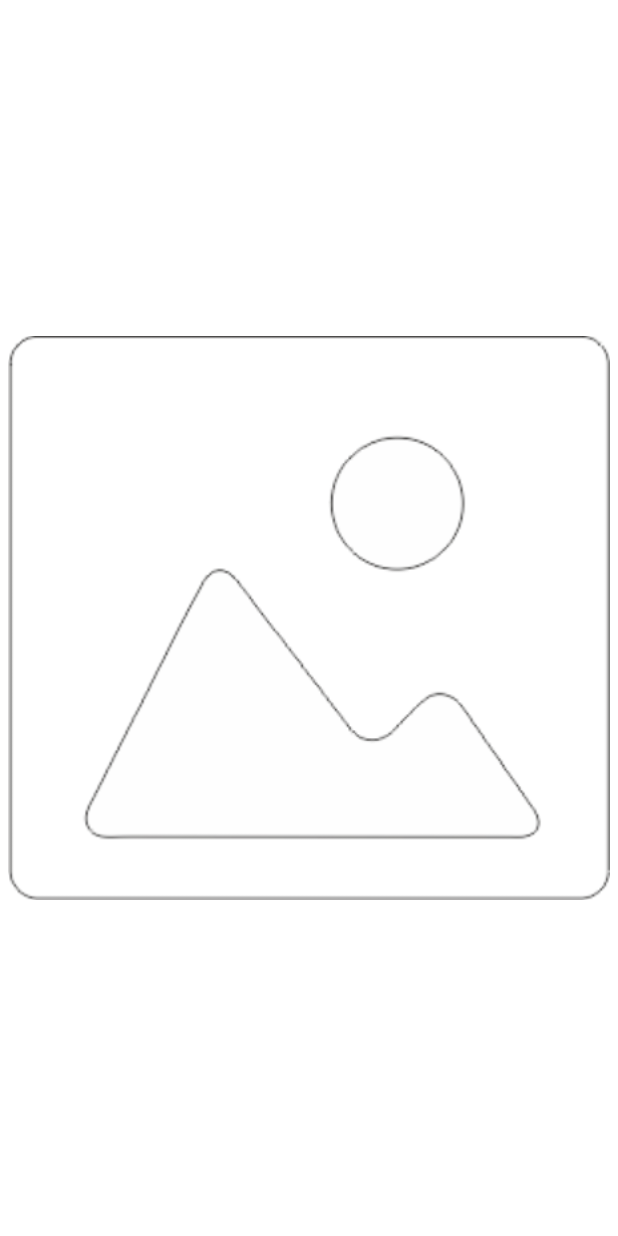
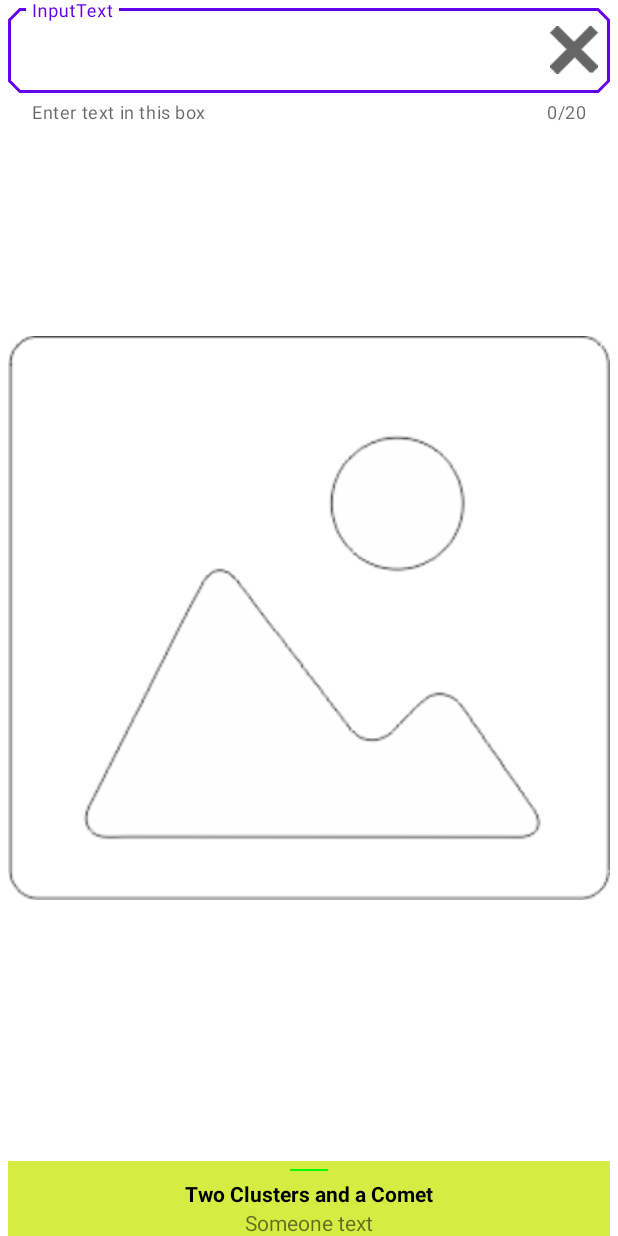
Before and after one commit to RomaChernerga/Kotlin_PictureOfTheDay, an Android app: the screen it shows after launch (MainActivity), on a phone screen of 412 x 824 dp. Run offline under Robolectric (Android 15) with nearby library versions, the phone set to English and light mode, and no system bars; pictures from the network do not load.

Commit message:
Add bottomSheet

```diff
--- a/app/build.gradle
+++ b/app/build.gradle
@@ -39,6 +39,7 @@ android {
     kotlinOptions {
         jvmTarget = JavaVersion.VERSION_1_8.toString()
     }
+    namespace 'com.example.pictureofday'
 }
 
 dependencies {
--- a/app/src/main/AndroidManifest.xml
+++ b/app/src/main/AndroidManifest.xml
@@ -1,6 +1,5 @@
 <?xml version="1.0" encoding="utf-8"?>
-<manifest xmlns:android="http://schemas.android.com/apk/res/android"
-    package="com.example.pictureofday">
+<manifest xmlns:android="http://schemas.android.com/apk/res/android">
     <uses-permission android:name="android.permission.INTERNET"/>
 
     <application
--- a/app/src/main/java/com/example/pictureofday/picture/PictureOfTheDayFragment.kt
+++ b/app/src/main/java/com/example/pictureofday/picture/PictureOfTheDayFragment.kt
@@ -2,6 +2,8 @@ package com.example.pictureofday.picture
 
 
 import android.annotation.SuppressLint
+import android.content.Intent
+import android.net.Uri
 import android.os.Bundle
 import android.view.*
 import android.widget.Toast
@@ -19,6 +21,8 @@ class PictureOfTheDayFragment : Fragment() {
     private lateinit var bottomSheetBehavior: BottomSheetBehavior<ConstraintLayout>
     private lateinit var viewModel: PictureOfTheDayViewModel
 
+
+
     companion object {
         fun newInstance() = PictureOfTheDayFragment()
         private var isMain = true
@@ -32,6 +36,22 @@ class PictureOfTheDayFragment : Fragment() {
         return inflater.inflate(R.layout.main_fragment, container, false)
     }
 
+    override fun onViewCreated(view: View, savedInstanceState: Bundle?) {
+        super.onViewCreated(view, savedInstanceState)
+
+        setBottomSheetBehavior(view.findViewById(R.id.bottom_sheet_container))
+
+        textInputLayout.setEndIconOnClickListener {
+            startActivity(Intent(Intent.ACTION_VIEW).apply {
+                data = Uri.parse("https://en.wikipedia.org/wiki/${editText.text.toString()}")
+            })
+        }
+
+
+
+
+    }
+
     @SuppressLint("FragmentLiveDataObserve")
     override fun onActivityCreated(savedInstanceState: Bundle?) {
         super.onActivityCreated(savedInstanceState)
@@ -39,6 +59,22 @@ class PictureOfTheDayFragment : Fragment() {
         viewModel = ViewModelProvider(this).get(PictureOfTheDayViewModel::class.java)
         viewModel.getData()
             .observe(this@PictureOfTheDayFragment, Observer<PictureOfTheDayData> { renderData(it) })
+    }
+
+    private fun setBottomSheetBehavior(bottomSheet: ConstraintLayout) {
+        bottomSheetBehavior = BottomSheetBehavior.from(bottomSheet)
+        bottomSheetBehavior.state = BottomSheetBehavior.STATE_COLLAPSED
+
+//        bottomSheetBehavior.addBottomSheetCallback(object : BottomSheetBehavior.BottomSheetCallback() {
+//            override fun onStateChanged(bottomSheet: View, newState: Int) {
+//                TODO("Not yet implemented")
+//            }
+//
+//            override fun onSlide(bottomSheet: View, slideOffset: Float) {
+//                TODO("Not yet implemented")
+//            }
+//
+//        })
     }
 
 
@@ -69,6 +105,10 @@ class PictureOfTheDayFragment : Fragment() {
         }
     }
 
+
+
+
+
     private fun Fragment.toast(string: String?) {
         Toast.makeText(context, string, Toast.LENGTH_SHORT).apply {
             setGravity(Gravity.BOTTOM, 0, 258)
--- a/app/src/main/res/layout/bottom_sheet_layout.xml
+++ b/app/src/main/res/layout/bottom_sheet_layout.xml
@@ -1,26 +1,26 @@
 <?xml version="1.0" encoding="utf-8"?>
-<androidx.constraintlayout.widget.ConstraintLayout
-    xmlns:android="http://schemas.android.com/apk/res/android"
-    xmlns:app="http://schemas.android.com/apk/res-auto"
-    android:id="@+id/bottom_sheet_container"
+<androidx.constraintlayout.widget.ConstraintLayout xmlns:android="http://schemas.android.com/apk/res/android"
     android:layout_width="match_parent"
     android:layout_height="match_parent"
-    android:background="#039BE5"
-    app:behavior_hideable="true"
-    app:behavior_peekHeight="100dp"
-
-    app:layout_behavior="com.google.android.material.bottomsheet.BottomSheetBehavior"
-    android:visibility="visible">
+    xmlns:app="http://schemas.android.com/apk/res-auto"
+    android:background="@color/yellow"
+    app:behavior_hideable = "true"
+    app:behavior_peekHeight = "50dp"
+    app:layout_behavior = "com.google.android.material.bottomsheet.BottomSheetBehavior"
+    android:visibility="visible"
+    android:id="@+id/bottom_sheet_container"
+    >
 
     <View
         android:id="@+id/bottom_sheet_line"
         android:layout_width="25dp"
         android:layout_height="1dp"
         android:layout_marginTop="5dp"
-        android:background="#E11616"
+        android:background="@color/green"
         app:layout_constraintEnd_toEndOf="parent"
         app:layout_constraintStart_toStartOf="parent"
-        app:layout_constraintTop_toTopOf="parent" />
+        app:layout_constraintTop_toTopOf="parent"
+        />
 
     <TextView
         android:id="@+id/bottom_sheet_description_header"
@@ -29,13 +29,12 @@
         android:layout_marginTop="5dp"
         android:paddingStart="10dp"
         android:paddingEnd="10dp"
-        android:textColor="#000"
+        android:textColor="@color/black"
         android:textStyle="bold"
-        style="@android:style/TextAppearance.Holo.Large"
+        android:text="Two Clusters and a Comet"
         app:layout_constraintEnd_toEndOf="parent"
         app:layout_constraintStart_toStartOf="parent"
-        app:layout_constraintTop_toBottomOf="@+id/bottom_sheet_line"
-        android:text="Two Clusters and a Comet" />
+        app:layout_constraintTop_toBottomOf="@id/bottom_sheet_line" />
 
     <TextView
         android:id="@+id/bottom_sheet_description"
@@ -43,11 +42,13 @@
         android:layout_height="wrap_content"
         android:paddingStart="10dp"
         android:paddingEnd="10dp"
-        android:textColor="#000"
-        android:textStyle="bold"
+        android:text="Someone text"
         app:layout_constraintEnd_toEndOf="parent"
         app:layout_constraintStart_toStartOf="parent"
-        app:layout_constraintTop_toBottomOf="@+id/bottom_sheet_description_header"
-        android:text="This lovely starfield spans some four full moon" />
+        app:layout_constraintTop_toBottomOf="@id/bottom_sheet_description_header" />
+
+
+
+
 
 </androidx.constraintlayout.widget.ConstraintLayout>
--- a/app/src/main/res/layout/main_fragment.xml
+++ b/app/src/main/res/layout/main_fragment.xml
@@ -1,14 +1,42 @@
 <?xml version="1.0" encoding="utf-8"?>
-<androidx.coordinatorlayout.widget.CoordinatorLayout
+<androidx.coordinatorlayout.widget.CoordinatorLayout xmlns:android="http://schemas.android.com/apk/res/android"
     xmlns:app="http://schemas.android.com/apk/res-auto"
     xmlns:tools="http://schemas.android.com/tools"
-    xmlns:android="http://schemas.android.com/apk/res/android"
     android:id="@+id/main"
     android:layout_width="match_parent"
     android:layout_height="match_parent"
     android:paddingStart="5dp"
     android:paddingEnd="5dp"
     tools:context=".MainFragment">
+
+    <LinearLayout
+
+        android:layout_width="match_parent"
+        android:layout_height="wrap_content"
+        android:orientation="vertical">
+        <com.google.android.material.textfield.TextInputLayout
+            android:id="@+id/textInputLayout"
+            android:layout_width="match_parent"
+            android:layout_height="wrap_content"
+            app:counterMaxLength="20"
+            app:endIconMode="custom"
+            app:endIconDrawable="@drawable/ic_close_small"
+            style="@style/Widget.MaterialComponents.TextInputLayout.OutlinedBox"
+            app:helperText="Enter text in this box"
+            app:counterEnabled="true"
+            app:endIconCheckable="true">
+
+            <com.google.android.material.textfield.TextInputEditText
+                android:id="@+id/editText"
+                android:layout_width="match_parent"
+                android:layout_height="wrap_content"
+                android:inputType="text"
+                android:hint="InputText" />
+        </com.google.android.material.textfield.TextInputLayout>
+
+
+
+    </LinearLayout>
 
 
 
@@ -22,8 +50,9 @@
         app:layout_constraintEnd_toEndOf="parent"
         app:layout_constraintStart_toStartOf="parent"
         app:layout_constraintTop_toTopOf="parent"
-        app:srcCompat="@drawable/image_icon_1"/>
+        app:srcCompat="@drawable/image_icon_1" />
 
+    <include layout="@layout/bottom_sheet_layout"/>
 
 
 </androidx.coordinatorlayout.widget.CoordinatorLayout>
--- a/app/src/main/res/values/colors.xml
+++ b/app/src/main/res/values/colors.xml
@@ -7,4 +7,9 @@
     <color name="teal_700">#FF018786</color>
     <color name="black">#FF000000</color>
     <color name="white">#FFFFFFFF</color>
+    <color name="red">#FF0000</color>
+    <color name="blue">#0000FF</color>
+    <color name="yellow">#D4ED43</color>
+    <color name="green">#00FF00</color>
+
 </resources>
--- a/build.gradle
+++ b/build.gradle
@@ -1,7 +1,7 @@
 // Top-level build file where you can add configuration options common to all sub-projects/modules.
 plugins {
-    id 'com.android.application' version '7.4.2' apply false
-    id 'com.android.library' version '7.4.2' apply false
+    id 'com.android.application' version '8.0.2' apply false
+    id 'com.android.library' version '8.0.2' apply false
     id 'org.jetbrains.kotlin.android' version '1.6.21' apply false
 }
 
--- a/gradle.properties
+++ b/gradle.properties
@@ -21,3 +21,5 @@ kotlin.code.style=official
 # resources declared in the library itself and none from the library's dependencies,
 # thereby reducing the size of the R class for that library
 android.nonTransitiveRClass=true
+android.defaults.buildfeatures.buildconfig=true
+android.nonFinalResIds=false
```
Also changed, not shown: app/src/main/res/layout/bottom_navigation_layout.xml (deleted, +0 -25 lines), app/src/main/res/drawable/ic_close_small.png (added), gradle/wrapper/gradle-wrapper.properties.
